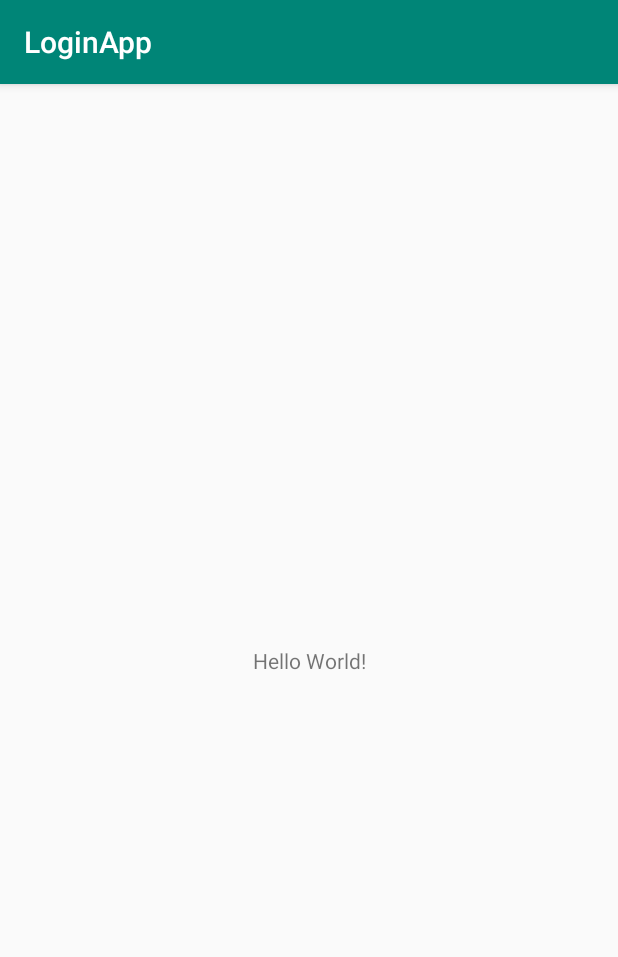
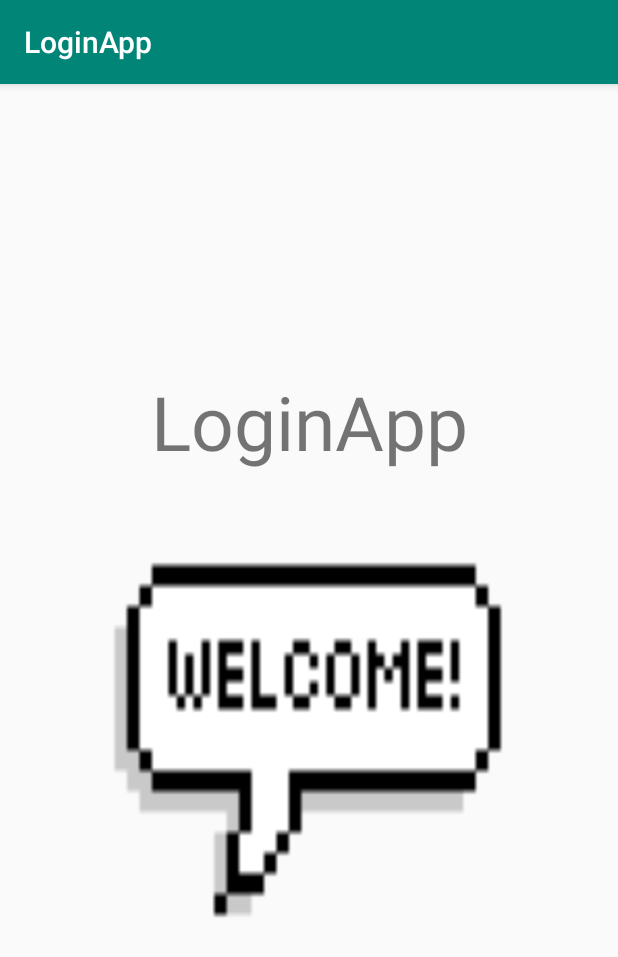
Before and after one commit to serenagibbons/login-app, an Android app: the first screen one second after launch (MainActivity before the commit, SplashActivity after it), on a phone screen of 412 x 824 dp. Shown: the top 957 px of the screen. Run offline under Robolectric (Android 15) with nearby library versions, the phone set to English and light mode, and no system bars.

Commit message:
Create splash screen

```diff
--- a/app/src/main/AndroidManifest.xml
+++ b/app/src/main/AndroidManifest.xml
@@ -3,19 +3,25 @@
     package="com.example.loginapp">
 
     <application
+        android:fullBackupContent="true"
         android:allowBackup="true"
         android:icon="@mipmap/ic_launcher"
         android:label="@string/app_name"
         android:roundIcon="@mipmap/ic_launcher_round"
         android:supportsRtl="true"
         android:theme="@style/AppTheme">
-        <activity android:name=".MainActivity">
+        <activity android:name=".SplashActivity">
             <intent-filter>
                 <action android:name="android.intent.action.MAIN" />
 
                 <category android:name="android.intent.category.LAUNCHER" />
             </intent-filter>
         </activity>
+        <activity android:name=".MainActivity">
+            <intent-filter>
+                <action android:name="android.intent.action.VIEW" />
+            </intent-filter>
+        </activity>
     </application>
 
 </manifest>
--- /dev/null
+++ b/app/src/main/java/com/example/loginapp/SplashActivity.java
@@ -0,0 +1,30 @@
+package com.example.loginapp;
+
+import androidx.appcompat.app.AppCompatActivity;
+
+import android.content.Context;
+import android.content.Intent;
+import android.os.Bundle;
+import android.os.Handler;
+
+import java.time.Duration;
+
+public class SplashActivity extends AppCompatActivity {
+
+    @Override
+    protected void onCreate(Bundle savedInstanceState) {
+        super.onCreate(savedInstanceState);
+        setContentView(R.layout.activity_splash);
+
+        new Handler().postDelayed(new Runnable() {
+            @Override
+            public void run() {
+
+                Intent mainIntent = new Intent(SplashActivity.this, MainActivity.class);
+                startActivity(mainIntent);
+            }
+        }, 4000);
+
+
+    }
+}
--- /dev/null
+++ b/app/src/main/res/layout/activity_splash.xml
@@ -0,0 +1,33 @@
+<?xml version="1.0" encoding="utf-8"?>
+<androidx.constraintlayout.widget.ConstraintLayout xmlns:android="http://schemas.android.com/apk/res/android"
+    xmlns:app="http://schemas.android.com/apk/res-auto"
+    xmlns:tools="http://schemas.android.com/tools"
+    android:layout_width="match_parent"
+    android:layout_height="match_parent"
+    tools:context=".SplashActivity">
+
+    <TextView
+        android:id="@+id/textView"
+        android:layout_width="wrap_content"
+        android:layout_height="wrap_content"
+        android:text="@string/app_name"
+        android:textSize="50sp"
+        app:layout_constraintBottom_toBottomOf="parent"
+        app:layout_constraintEnd_toEndOf="parent"
+        app:layout_constraintStart_toStartOf="parent"
+        app:layout_constraintTop_toTopOf="parent"
+        app:layout_constraintVertical_bias="0.273" />
+
+    <ImageView
+        android:id="@+id/imageView"
+        android:layout_width="422dp"
+        android:layout_height="274dp"
+        android:contentDescription="@string/image_desc"
+        app:layout_constraintBottom_toBottomOf="parent"
+        app:layout_constraintEnd_toEndOf="parent"
+        app:layout_constraintHorizontal_bias="0.545"
+        app:layout_constraintStart_toStartOf="parent"
+        app:layout_constraintTop_toBottomOf="@+id/textView"
+        app:layout_constraintVertical_bias="0.215"
+        app:srcCompat="@drawable/welcome" />
+</androidx.constraintlayout.widget.ConstraintLayout>
--- a/app/src/main/res/values/strings.xml
+++ b/app/src/main/res/values/strings.xml
@@ -1,3 +1,4 @@
 <resources>
     <string name="app_name">LoginApp</string>
+    <string name="image_desc">welcome image</string>
 </resources>
```
Also changed, not shown: app/src/main/res/drawable/welcome.png (added).
